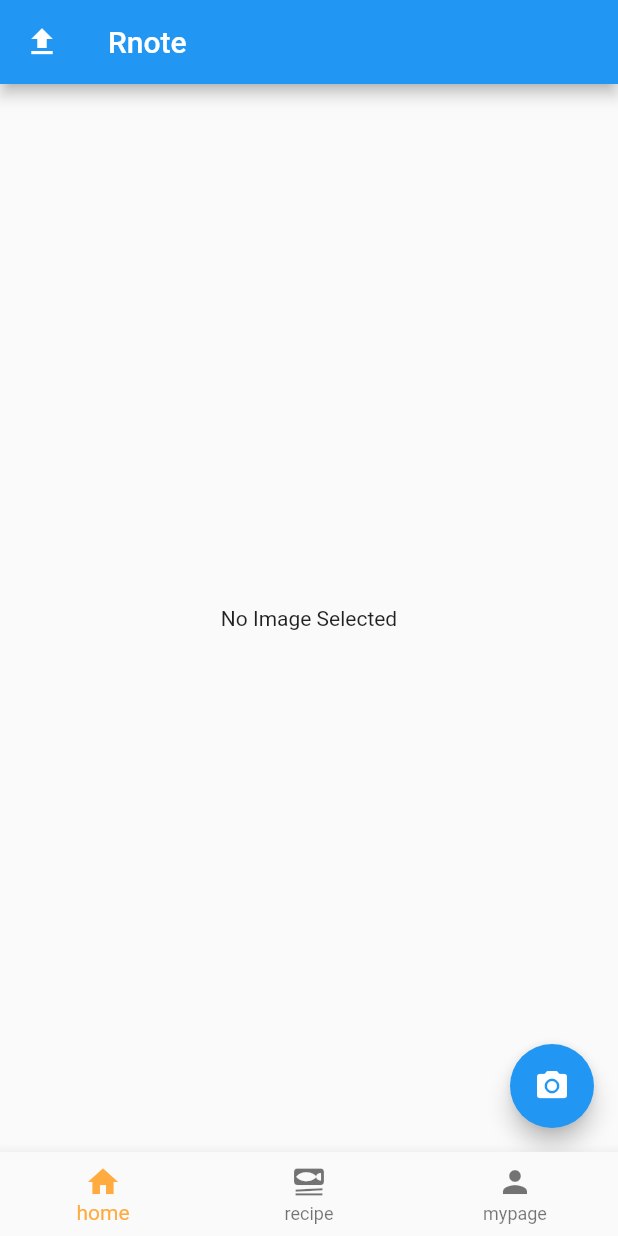
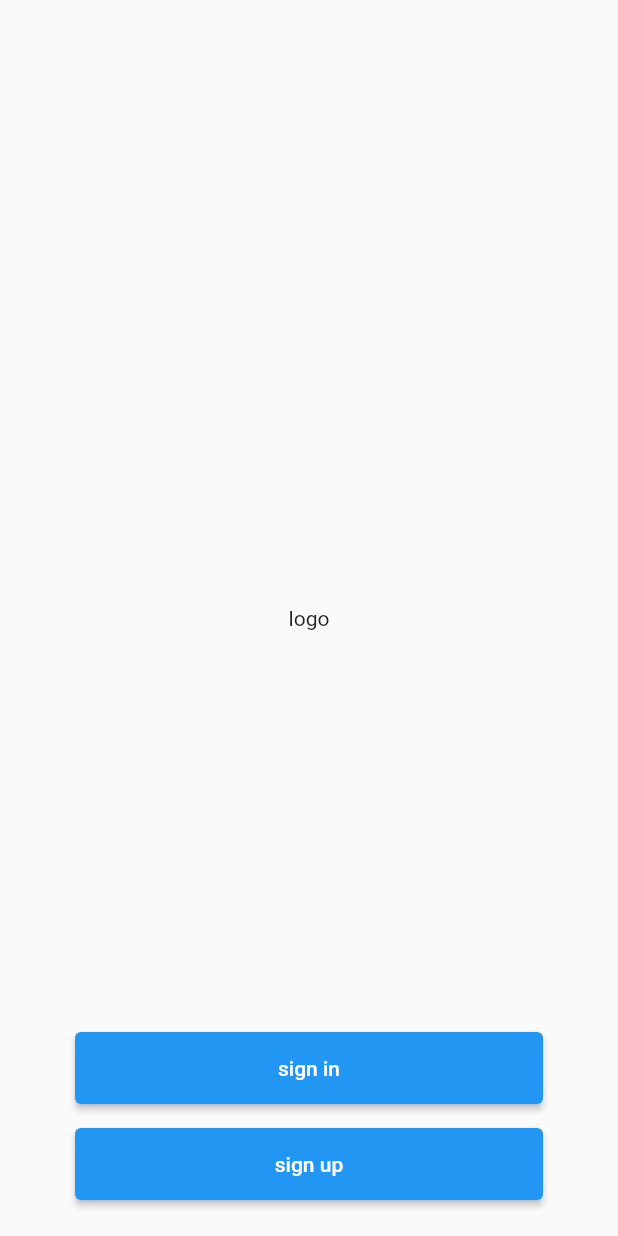
Before and after one commit to meltyyyyy/rnote-app, a Flutter app: the screen it shows after launch, on a phone screen of 412 x 824 dp. Run offline on Flutter 3.47's test engine with Material 2 defaults, Android fonts, the phone set to English and light mode, and no system bars; our stand-ins replace flutter_dotenv, flutter_hooks, googleapis_auth, hooks_riverpod, image_picker; missing offline and left inert: color, googleapis.

Commit message:
create sign_in.dart

```diff
--- a/lib/components/note/bottomsheet_body.dart
+++ b/lib/components/note/bottomsheet_body.dart
@@ -3,7 +3,6 @@ import 'package:flutter_hooks/flutter_hooks.dart';
 import 'package:hooks_riverpod/hooks_riverpod.dart';
 
 import '../../providers/note/selected_item.dart';
-import '../../utils/task_controller.dart';
 import '../app_bottomsheet.dart';
 import '../app_input.dart';
 
@@ -23,10 +22,7 @@ class BottomSheetBody extends HookConsumerWidget {
         AppBottomSheet.bottomSheetTitle(
             title: '買いものリストに追加',
             actionTitle: '追加',
-            proceed: () {
-              final TaskController taskCtl = TaskController();
-              taskCtl.postTask(textCtl.text);
-            },
+            proceed: () {},
             context: context),
         const SizedBox(height: 8),
         AppInput.medium(textCtl,
--- a/lib/main.dart
+++ b/lib/main.dart
@@ -2,6 +2,8 @@ import 'package:flutter/material.dart';
 import 'package:flutter_dotenv/flutter_dotenv.dart';
 import 'package:hooks_riverpod/hooks_riverpod.dart';
 import 'pages/home.dart';
+import 'pages/launcher.dart';
+import 'pages/sign_in.dart';
 
 Future<void> main() async {
   await dotenv.load(fileName: '.env');
@@ -19,7 +21,8 @@ class RnoteApp extends StatelessWidget {
         primarySwatch: Colors.blue,
       ),
       routes: <String, Widget Function(BuildContext)>{
-        '/': (BuildContext context) => const Home()
+        '/': (_) => const Launcher(),
+        '/home': (_) => const Home(),
       },
       initialRoute: '/',
     );
--- /dev/null
+++ b/lib/pages/sign_in.dart
@@ -0,0 +1,49 @@
+import 'package:flutter/material.dart';
+import 'package:flutter_hooks/flutter_hooks.dart';
+
+class SignIn extends HookWidget {
+  const SignIn({Key? key}) : super(key: key);
+  static const BoxConstraints _constraints = BoxConstraints(
+      minWidth: 240, maxWidth: 280, minHeight: 40, maxHeight: 48);
+
+  @override
+  Widget build(BuildContext context) {
+    return Scaffold(
+      body: Stack(
+        alignment: Alignment.center,
+        children: <Widget>[
+          const Align(
+            alignment: Alignment.center,
+            child: Text('logo'),
+          ),
+          Align(
+            alignment: Alignment.bottomCenter,
+            child: Container(
+              margin: EdgeInsets.symmetric(vertical: 24),
+              child: Column(
+                mainAxisSize: MainAxisSize.min,
+                children: <Widget>[
+                  ElevatedButton(
+                      onPressed: () {},
+                      child: Container(
+                          constraints: _constraints,
+                          alignment: Alignment.center,
+                          child: const Text('sign in'))),
+                  const SizedBox(
+                    height: 16,
+                  ),
+                  ElevatedButton(
+                      onPressed: () {},
+                      child: Container(
+                          constraints: _constraints,
+                          alignment: Alignment.center,
+                          child: const Text('sign up')))
+                ],
+              ),
+            ),
+          ),
+        ],
+      ),
+    );
+  }
+}
```
Also changed, not shown: lib/pages/launcher.dart (added, +25 -0 lines), lib/utils/google_apis/google_tasks_base.dart (deleted, +0 -85 lines), lib/utils/task_controller.dart (deleted, +0 -23 lines), 1 other file.
